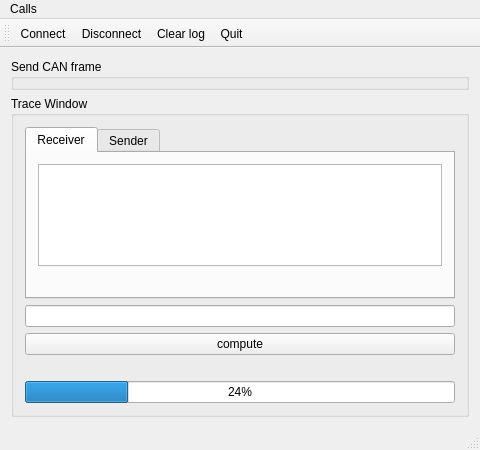
luxc1101/VectorDemo, file mainwindow.ui: the form before one commit.
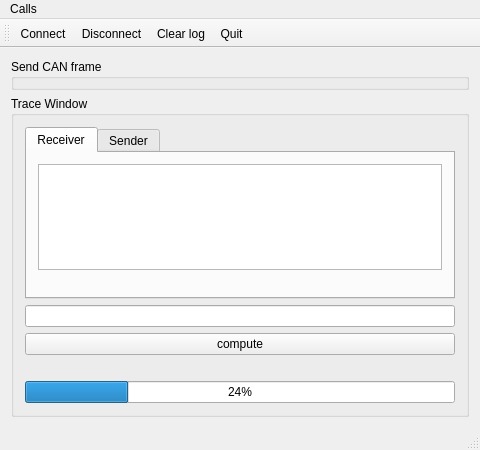
The form after the commit. Icons and pictures are not drawn.

```diff
--- a/mainwindow.ui
+++ b/mainwindow.ui
@@ -39,10 +39,21 @@
           </attribute>
           <layout class="QVBoxLayout" name="verticalLayout_3">
            <item>
-            <widget class="QTextEdit" name="textEdit_reseiveMsg"/>
+            <widget class="QTextEdit" name="textEdit_reseiveMsg">
+             <property name="font">
+              <font>
+               <family>Courier</family>
+              </font>
+             </property>
+            </widget>
            </item>
            <item>
             <widget class="QLabel" name="receiverCanBusStatusLabel">
+             <property name="font">
+              <font>
+               <pointsize>7</pointsize>
+              </font>
+             </property>
              <property name="text">
               <string/>
              </property>
```
